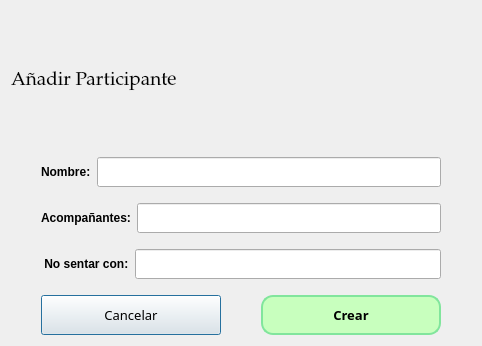
The window that src/ui/AñadirParticipante.ui (IvanJesusCorbalanPascual/Gestor-de-Eventos) describes before a commit, drawn with Qt 5.
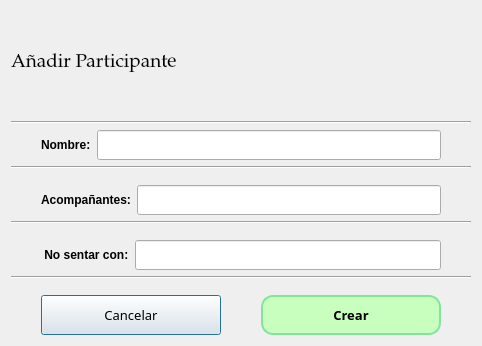
The same window after the commit.

```diff
--- a/src/ui/AñadirParticipante.ui
+++ b/src/ui/AñadirParticipante.ui
@@ -31,6 +31,13 @@
      </item>
     </layout>
    </item>
+   <item>
+    <widget class="Line" name="line">
+     <property name="orientation">
+      <enum>Qt::Horizontal</enum>
+     </property>
+    </widget>
+   </item>
    <item>
     <layout class="QHBoxLayout" name="horizontalLayout_2">
      <property name="leftMargin">
@@ -73,6 +80,13 @@
      </item>
     </layout>
    </item>
+   <item>
+    <widget class="Line" name="line_2">
+     <property name="orientation">
+      <enum>Qt::Horizontal</enum>
+     </property>
+    </widget>
+   </item>
    <item>
     <layout class="QHBoxLayout" name="horizontalLayout_3">
      <property name="leftMargin">
@@ -115,6 +129,13 @@
      </item>
     </layout>
    </item>
+   <item>
+    <widget class="Line" name="line_3">
+     <property name="orientation">
+      <enum>Qt::Horizontal</enum>
+     </property>
+    </widget>
+   </item>
    <item>
     <layout class="QHBoxLayout" name="horizontalLayout_4">
      <property name="leftMargin">
@@ -157,6 +178,13 @@
      </item>
     </layout>
    </item>
+   <item>
+    <widget class="Line" name="line_4">
+     <property name="orientation">
+      <enum>Qt::Horizontal</enum>
+     </property>
+    </widget>
+   </item>
    <item>
     <layout class="QHBoxLayout" name="horizontalLayout_5">
      <property name="spacing">
```
